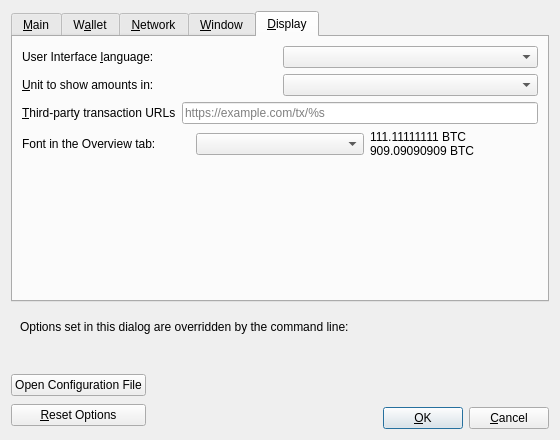
Old version of the form src/qt/forms/optionsdialog.ui in the repository B3-Coin/B3-CoinV2.
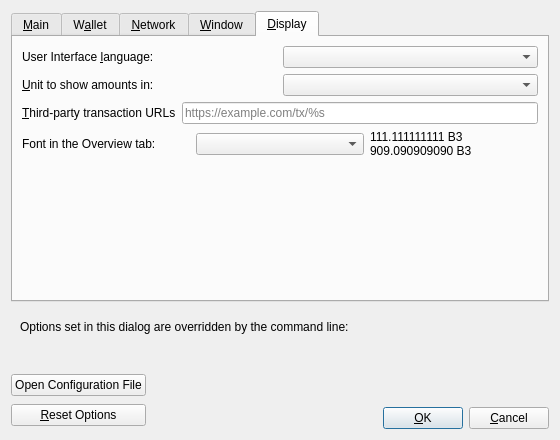
New version of the form. The open tabs and pages were chosen to show the change. Custom widgets are drawn as their Qt base class.

What changed in the file:
```diff
--- a/src/qt/forms/optionsdialog.ui
+++ b/src/qt/forms/optionsdialog.ui
@@ -779,8 +779,8 @@
          <item>
           <widget class="QLabel" name="moneyFont_preview">
            <property name="text">
-            <string notr="true">111.11111111 BTC
-909.09090909 BTC</string>
+            <string notr="true">111.111111111 B3
+909.090909090 B3</string>
            </property>
           </widget>
          </item>
```
Left out of the diff: 6 changed lines with no effect on the pictures.
